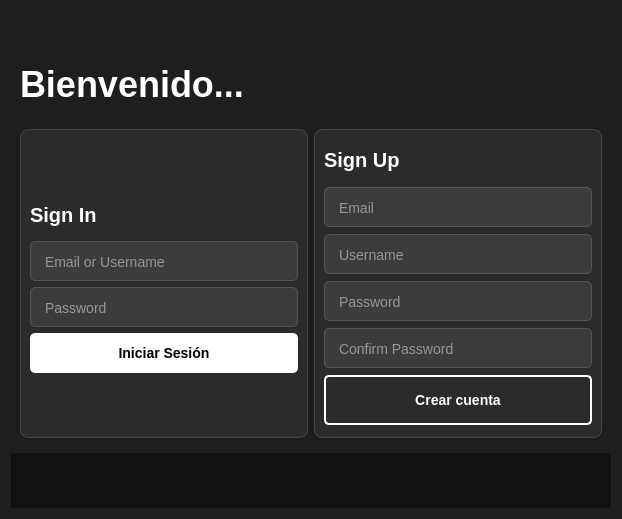
Above: desktop_client/view/login_window.ui from brunorahu/FilmTrack-Project before the change. Below: the same form after it.
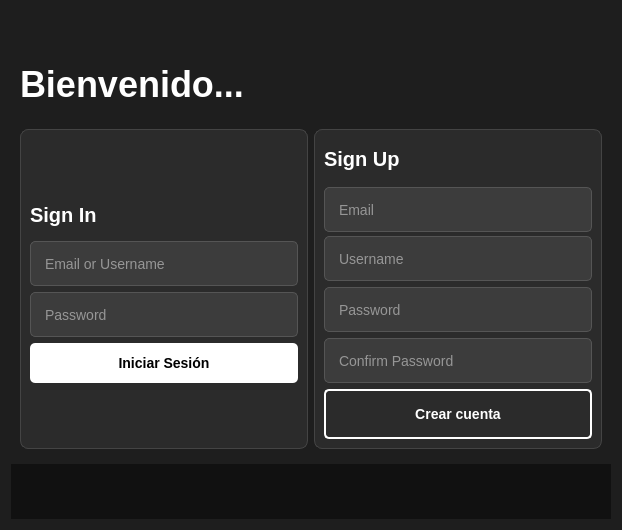
That is the form after the change. Icons and pictures are not drawn.

```diff
--- a/desktop_client/view/login_window.ui
+++ b/desktop_client/view/login_window.ui
@@ -320,13 +320,13 @@
            <property name="minimumSize">
             <size>
              <width>0</width>
-             <height>30</height>
+             <height>45</height>
             </size>
            </property>
            <property name="maximumSize">
             <size>
              <width>16777215</width>
-             <height>40</height>
+             <height>45</height>
             </size>
            </property>
            <property name="font">
@@ -344,13 +344,13 @@
            <property name="minimumSize">
             <size>
              <width>0</width>
-             <height>30</height>
+             <height>45</height>
             </size>
            </property>
            <property name="maximumSize">
             <size>
              <width>16777215</width>
-             <height>40</height>
+             <height>45</height>
             </size>
            </property>
            <property name="font">
@@ -451,7 +451,7 @@
            <property name="minimumSize">
             <size>
              <width>0</width>
-             <height>40</height>
+             <height>45</height>
             </size>
            </property>
            <property name="maximumSize">
@@ -481,13 +481,13 @@
            <property name="minimumSize">
             <size>
              <width>0</width>
-             <height>40</height>
+             <height>45</height>
             </size>
            </property>
            <property name="maximumSize">
             <size>
              <width>16777215</width>
-             <height>40</height>
+             <height>45</height>
             </size>
            </property>
            <property name="font">
@@ -511,13 +511,13 @@
            <property name="minimumSize">
             <size>
              <width>0</width>
-             <height>40</height>
+             <height>45</height>
             </size>
            </property>
            <property name="maximumSize">
             <size>
              <width>16777215</width>
-             <height>40</height>
+             <height>45</height>
             </size>
            </property>
            <property name="font">
@@ -544,13 +544,13 @@
            <property name="minimumSize">
             <size>
              <width>0</width>
-             <height>40</height>
+             <height>45</height>
             </size>
            </property>
            <property name="maximumSize">
             <size>
              <width>16777215</width>
-             <height>40</height>
+             <height>45</height>
             </size>
            </property>
            <property name="font">
```
